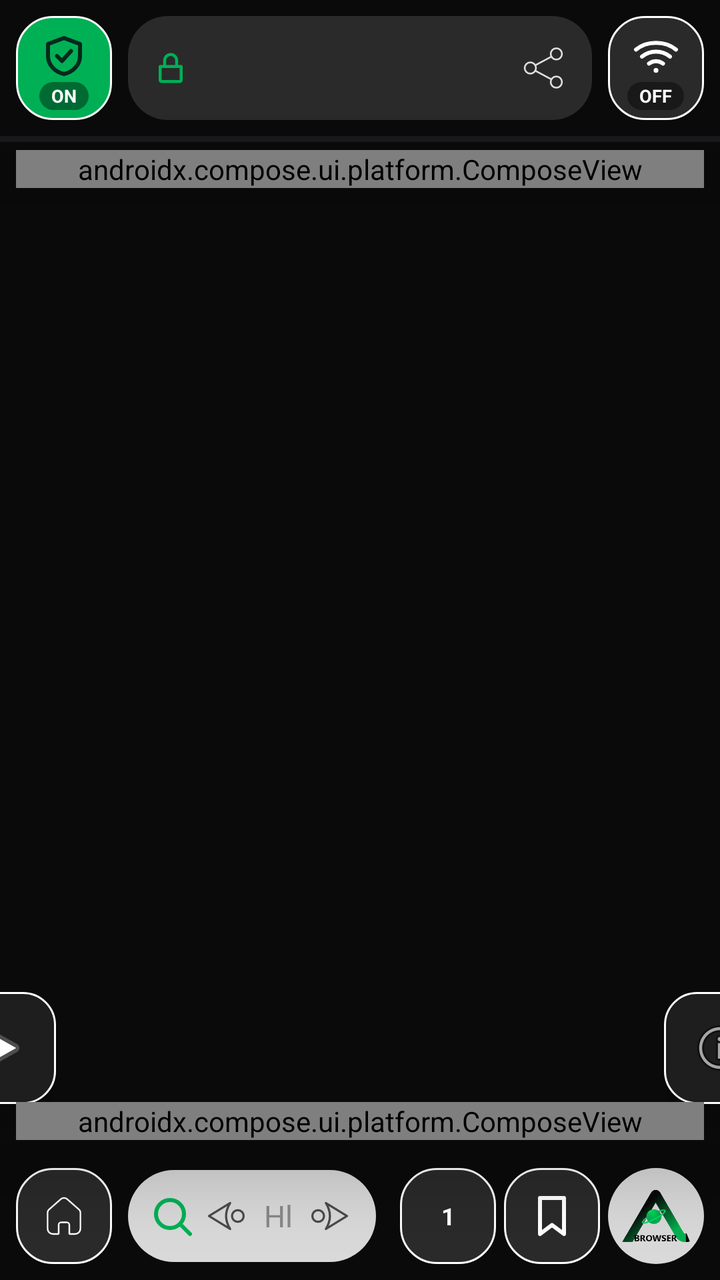
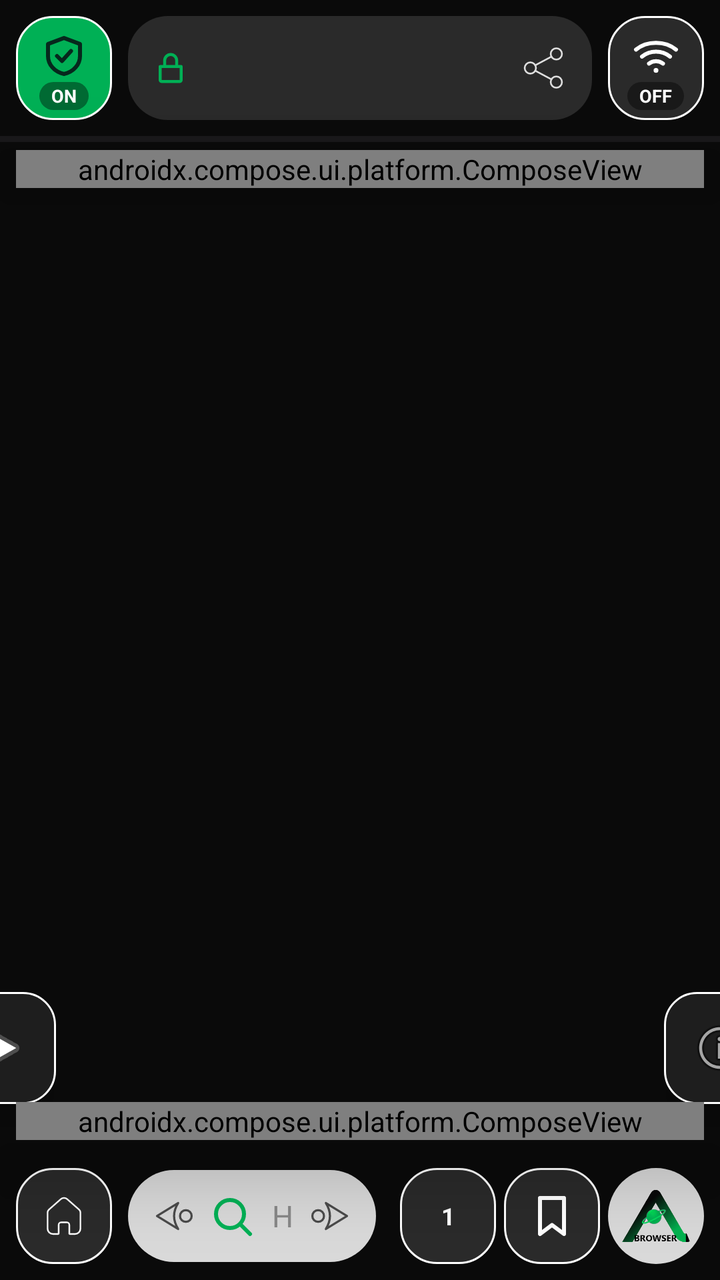

An Android layout rendered at two revisions. The XML below is the earlier revision; the diff shows what the commit changed to produce the second picture.
<!-- AndroidManifest.xml: application theme Theme.ActimelTeamBrowser -->
<!-- res/layout/activity_main.xml -->
<?xml version="1.0" encoding="utf-8"?>
<androidx.constraintlayout.widget.ConstraintLayout xmlns:android="http://schemas.android.com/apk/res/android"
    xmlns:app="http://schemas.android.com/apk/res-auto"
    android:id="@+id/root"
    android:focusable="true"
    android:focusableInTouchMode="true"
    android:layout_width="match_parent"
    android:layout_height="match_parent"
    android:background="#0A0A0A">

    
    <LinearLayout
        android:id="@+id/topBar"
        android:layout_width="0dp"
        android:layout_height="wrap_content"
        android:orientation="horizontal"
        android:gravity="center_vertical"
        android:padding="8dp"
        android:background="@android:color/transparent"
        android:elevation="12dp"
        app:layout_constraintTop_toTopOf="parent"
        app:layout_constraintStart_toStartOf="parent"
        app:layout_constraintEnd_toEndOf="parent">

        
        <FrameLayout
            android:id="@+id/btnAdBlock"
            android:layout_width="48dp"
            android:layout_height="52dp"
            android:background="@drawable/btn_adblock_on"
            android:clickable="true"
            android:focusable="true"
            android:contentDescription="AdBlock">

            <ImageView
                android:id="@+id/ivAdBlock"
                android:layout_width="24dp"
                android:layout_height="24dp"
                android:layout_gravity="center_horizontal"
                android:layout_marginTop="8dp"
                android:src="@drawable/ic_shield_check"/>

            <TextView
                android:id="@+id/tvAdBlockState"
                android:layout_width="wrap_content"
                android:layout_height="14dp"
                android:layout_gravity="center_horizontal|bottom"
                android:layout_marginBottom="5dp"
                android:background="@drawable/bg_badge"
                android:gravity="center"
                android:paddingHorizontal="6dp"
                android:text="ON"
                android:textColor="#FFFFFF"
                android:textSize="9sp"
                android:textStyle="bold"/>
        </FrameLayout>

        
        <LinearLayout
            android:id="@+id/urlContainer"
            android:layout_width="0dp"
            android:layout_height="52dp"
            android:layout_weight="1"
            android:layout_marginHorizontal="8dp"
            android:orientation="horizontal"
            android:gravity="center_vertical"
            android:background="@drawable/bg_url_dark"
            android:addStatesFromChildren="true"
            android:paddingHorizontal="12dp">

            
            <FrameLayout
                android:layout_width="36dp"
                android:layout_height="40dp"
                android:layout_marginStart="-9dp">

                <ImageView
                    android:id="@+id/ivUrlLock"
                    android:layout_width="match_parent"
                    android:layout_height="match_parent"
                    android:padding="9dp"
                    android:scaleType="fitCenter"
                    android:clickable="true"
                    android:focusable="true"
                    android:contentDescription="Informace o stránce"
                    android:src="@drawable/ic_lock"/>

                
                <View
                    android:id="@+id/vUrlLockDot"
                    android:layout_width="8dp"
                    android:layout_height="8dp"
                    android:layout_gravity="top|end"
                    android:layout_marginTop="6dp"
                    android:layout_marginEnd="4dp"
                    android:visibility="gone"/>
            </FrameLayout>

            <EditText
                android:id="@+id/etTopUrl"
                android:layout_width="0dp"
                android:layout_height="match_parent"
                android:layout_weight="1"
                android:background="@null"
                android:textColor="#FFFFFF"
                android:textStyle="bold"
                android:textSize="14sp"
                android:singleLine="true"
                android:paddingHorizontal="8dp"/>

            
            <ImageView
                android:id="@+id/ivUrlShare"
                android:layout_width="46dp"
                android:layout_height="48dp"
                android:layout_marginEnd="-11dp"
                android:padding="10dp"
                android:alpha="0.85"
                android:scaleType="fitCenter"
                android:clickable="true"
                android:focusable="true"
                android:contentDescription="Sdílet"
                android:src="@drawable/ic_share_url"/>
        </LinearLayout>

        
        <FrameLayout
            android:id="@+id/btnVpn"
            android:layout_width="48dp"
            android:layout_height="52dp"
            android:background="@drawable/btn_circle_dark"
            android:clickable="true"
            android:focusable="true"
            android:contentDescription="VPN">

            <ImageView
                android:id="@+id/ivVpn"
                android:layout_width="24dp"
                android:layout_height="24dp"
                android:layout_gravity="center_horizontal"
                android:layout_marginTop="8dp"
                android:src="@drawable/ic_wifi"/>

            <TextView
                android:id="@+id/tvVpnState"
                android:layout_width="wrap_content"
                android:layout_height="14dp"
                android:layout_gravity="center_horizontal|bottom"
                android:layout_marginBottom="5dp"
                android:background="@drawable/bg_badge"
                android:gravity="center"
                android:paddingHorizontal="6dp"
                android:text="OFF"
                android:textColor="#FFFFFF"
                android:textSize="9sp"
                android:textStyle="bold"/>
        </FrameLayout>
    </LinearLayout>

    <ProgressBar
        android:id="@+id/progressBar"
        style="?android:attr/progressBarStyleHorizontal"
        android:layout_width="0dp"
        android:layout_height="3dp"
        app:layout_constraintTop_toBottomOf="@id/topBar"
        app:layout_constraintStart_toStartOf="parent"
        app:layout_constraintEnd_toEndOf="parent"/>

    <FrameLayout
        android:id="@+id/webContainer"
        android:layout_width="0dp"
        android:layout_height="0dp"
        app:layout_constraintTop_toTopOf="parent"
        app:layout_constraintBottom_toBottomOf="parent"
        app:layout_constraintStart_toStartOf="parent"
        app:layout_constraintEnd_toEndOf="parent"/>

    
    <ImageButton
        android:id="@+id/btnSideLeftMain"
        android:layout_width="56dp"
        android:layout_height="56dp"
        android:background="@drawable/side_button_bg"
        android:src="@android:drawable/ic_media_play"
        android:elevation="8dp"
        android:translationX="-28dp"
        app:layout_constraintBottom_toTopOf="@id/bottomBar"
        app:layout_constraintStart_toStartOf="parent"
        android:layout_marginBottom="24dp"/>

    <ImageButton
        android:id="@+id/btnSideRightMain"
        android:layout_width="56dp"
        android:layout_height="56dp"
        android:background="@drawable/side_button_bg"
        android:src="@android:drawable/ic_menu_info_details"
        android:elevation="8dp"
        android:translationX="28dp"
        app:layout_constraintBottom_toTopOf="@id/bottomBar"
        app:layout_constraintEnd_toEndOf="parent"
        android:layout_marginBottom="24dp"/>

    
    <androidx.compose.ui.platform.ComposeView
        android:id="@+id/suggestionsTopView"
        android:layout_width="0dp"
        android:layout_height="wrap_content"
        android:layout_marginHorizontal="8dp"
        android:layout_marginTop="4dp"
        android:elevation="20dp"
        app:layout_constraintTop_toBottomOf="@id/progressBar"
        app:layout_constraintStart_toStartOf="parent"
        app:layout_constraintEnd_toEndOf="parent"/>

    
    <androidx.compose.ui.platform.ComposeView
        android:id="@+id/suggestionsView"
        android:layout_width="0dp"
        android:layout_height="wrap_content"
        android:layout_marginHorizontal="8dp"
        android:layout_marginBottom="6dp"
        android:elevation="20dp"
        app:layout_constraintBottom_toTopOf="@id/bottomBar"
        app:layout_constraintStart_toStartOf="parent"
        app:layout_constraintEnd_toEndOf="parent"/>

    
    <LinearLayout
        android:id="@+id/bottomBar"
        android:layout_width="0dp"
        android:layout_height="wrap_content"
        android:orientation="horizontal"
        android:gravity="center_vertical"
        android:padding="8dp"
        android:background="@android:color/transparent"
        android:elevation="16dp"
        app:layout_constraintBottom_toBottomOf="parent"
        app:layout_constraintStart_toStartOf="parent"
        app:layout_constraintEnd_toEndOf="parent">

        
        
        <FrameLayout
            android:id="@+id/btnHome"
            android:layout_width="48dp"
            android:layout_height="48dp"
            android:background="@drawable/btn_circle_dark"
            android:clickable="true"
            android:focusable="true"
            android:contentDescription="Domu">

            <ImageView
                android:id="@+id/ivHome"
                android:layout_width="24dp"
                android:layout_height="24dp"
                android:layout_gravity="center"
                android:src="@drawable/ic_home"/>

            <ImageView
                android:id="@+id/ivHomeGreen"
                android:layout_width="24dp"
                android:layout_height="24dp"
                android:layout_gravity="center"
                android:src="@drawable/ic_home_filled"
                android:tint="#00B055"
                android:visibility="invisible"/>
        </FrameLayout>

        
        <FrameLayout
            android:layout_width="0dp"
            android:layout_height="46dp"
            android:layout_weight="1"
            android:layout_marginHorizontal="8dp">

            <EditText
                android:id="@+id/etSearchMain"
                android:layout_width="match_parent"
                android:layout_height="match_parent"
                android:background="@drawable/bg_search_white"
                android:hint="Hledat"
                android:textColor="#000000"
                android:textColorHint="#888888"
                android:paddingStart="10dp"
                android:paddingEnd="42dp"
                android:drawableStart="@drawable/ic_search"
                android:drawablePadding="34dp"
                android:singleLine="true"
                android:textSize="15sp"/>

            <FrameLayout
                android:id="@+id/btnNavBack"
                android:layout_width="30dp"
                android:layout_height="match_parent"
                android:layout_gravity="start|center_vertical"
                android:layout_marginStart="34dp"
                android:clickable="true"
                android:focusable="true"
                android:contentDescription="Zpět">
                <ImageView
                    android:layout_width="20dp"
                    android:layout_height="20dp"
                    android:layout_gravity="center"
                    android:src="@drawable/ic_nav_back"/>
                <ImageView
                    android:id="@+id/ivNavBackFill"
                    android:layout_width="20dp"
                    android:layout_height="20dp"
                    android:layout_gravity="center"
                    android:src="@drawable/ic_nav_back_filled"
                    android:visibility="invisible"/>
            </FrameLayout>

            <FrameLayout
                android:id="@+id/btnNavForward"
                android:layout_width="34dp"
                android:layout_height="match_parent"
                android:layout_gravity="end|center_vertical"
                android:layout_marginEnd="6dp"
                android:clickable="true"
                android:focusable="true"
                android:contentDescription="Vpřed">
                <ImageView
                    android:layout_width="20dp"
                    android:layout_height="20dp"
                    android:layout_gravity="center"
                    android:scaleX="-1"
                    android:src="@drawable/ic_nav_back"/>
                <ImageView
                    android:id="@+id/ivNavForwardFill"
                    android:layout_width="20dp"
                    android:layout_height="20dp"
                    android:layout_gravity="center"
                    android:scaleX="-1"
                    android:src="@drawable/ic_nav_back_filled"
                    android:visibility="invisible"/>
            </FrameLayout>
        </FrameLayout>

        
        
        <FrameLayout
            android:id="@+id/btnTabs"
            android:layout_width="48dp"
            android:layout_height="48dp"
            android:layout_marginStart="4dp"
            android:background="@drawable/btn_circle_dark"
            android:clickable="true"
            android:focusable="true"
            android:contentDescription="Karty">

            <TextView
                android:id="@+id/tvTabCount"
                android:layout_width="24dp"
                android:layout_height="24dp"
                android:layout_gravity="center"
                android:gravity="center"
                android:text="1"
                android:textColor="#FFFFFF"
                android:textSize="12sp"
                android:textStyle="bold"/>
        </FrameLayout>

        
        <FrameLayout
            android:id="@+id/btnBookmarks"
            android:layout_width="48dp"
            android:layout_height="48dp"
            android:layout_marginStart="4dp"
            android:background="@drawable/btn_circle_dark"
            android:clickable="true"
            android:focusable="true"
            android:contentDescription="Zalozky">

            <ImageView
                android:id="@+id/ivBookmarks"
                android:layout_width="24dp"
                android:layout_height="24dp"
                android:layout_gravity="center"
                android:src="@drawable/ic_bookmark"/>
        </FrameLayout>

        <ImageButton
            android:id="@+id/btnSettings"
            android:layout_width="48dp"
            android:layout_height="48dp"
            android:layout_marginStart="4dp"
            android:background="@drawable/bg_search_white"
            android:padding="7dp"
            android:scaleType="fitCenter"
            android:src="@drawable/asap_logo"
            android:contentDescription="Nastaveni"/>
    </LinearLayout>

    
    <androidx.compose.ui.platform.ComposeView
        android:id="@+id/gestureView"
        android:layout_width="0dp"
        android:layout_height="0dp"
        android:elevation="35dp"
        android:visibility="gone"
        app:layout_constraintTop_toTopOf="parent"
        app:layout_constraintBottom_toBottomOf="parent"
        app:layout_constraintStart_toStartOf="parent"
        app:layout_constraintEnd_toEndOf="parent"/>

    
    <androidx.compose.ui.platform.ComposeView
        android:id="@+id/tabsView"
        android:layout_width="0dp"
        android:layout_height="0dp"
        android:elevation="40dp"
        android:visibility="gone"
        app:layout_constraintTop_toTopOf="parent"
        app:layout_constraintBottom_toBottomOf="parent"
        app:layout_constraintStart_toStartOf="parent"
        app:layout_constraintEnd_toEndOf="parent"/>

</androidx.constraintlayout.widget.ConstraintLayout>
<!-- resources referenced by this layout -->
<resources>
  <!-- drawable bg_badge (drawable) -->
  <?xml version="1.0" encoding="utf-8"?>
  <shape xmlns:android="http://schemas.android.com/apk/res/android" android:shape="rectangle">
      <solid android:color="#66000000"/>
      <corners android:radius="8dp"/>
  </shape>
  <!-- drawable btn_adblock_on (drawable) -->
  <?xml version="1.0" encoding="utf-8"?>
  <shape xmlns:android="http://schemas.android.com/apk/res/android" android:shape="rectangle">
      <solid android:color="#00B055"/>
      <corners android:radius="18dp"/>
      <stroke android:width="1dp" android:color="#FFFFFF"/>
  </shape>
  <!-- drawable btn_circle_dark (drawable) -->
  <?xml version="1.0" encoding="utf-8"?>
  <shape xmlns:android="http://schemas.android.com/apk/res/android" android:shape="rectangle">
      <solid android:color="#2A2A2A"/>
      <corners android:radius="18dp"/>
      <stroke android:width="1dp" android:color="#FFFFFF"/>
  </shape>
  <!-- drawable ic_bookmark (drawable) -->
  <?xml version="1.0" encoding="utf-8"?>
  <vector xmlns:android="http://schemas.android.com/apk/res/android"
      android:width="24dp"
      android:height="24dp"
      android:viewportWidth="24"
      android:viewportHeight="24">
      <path
          android:pathData="M6,3 L18,3 L18,21 L12,16.5 L6,21 Z"
          android:strokeColor="#FFFFFF"
          android:strokeWidth="2"
          android:strokeLineCap="round"
          android:strokeLineJoin="round"/>
  </vector>
  <!-- drawable ic_search (drawable) -->
  <?xml version="1.0" encoding="utf-8"?>
  <vector xmlns:android="http://schemas.android.com/apk/res/android"
      android:width="24dp"
      android:height="24dp"
      android:viewportWidth="24"
      android:viewportHeight="24">
      <path
          android:pathData="M11,4 A7,7 0 1,0 11,18 A7,7 0 1,0 11,4 Z"
          android:strokeColor="#00B055"
          android:strokeWidth="2"
          android:strokeLineCap="round"
          android:strokeLineJoin="round"/>
      <path
          android:pathData="M16.5,16.5 L21,21"
          android:strokeColor="#00B055"
          android:strokeWidth="2"
          android:strokeLineCap="round"
          android:strokeLineJoin="round"/>
  </vector>
  <!-- drawable ic_shield_check (drawable) -->
  <?xml version="1.0" encoding="utf-8"?>
  <vector xmlns:android="http://schemas.android.com/apk/res/android"
      android:width="24dp"
      android:height="24dp"
      android:viewportWidth="24"
      android:viewportHeight="24">
      <path
          android:pathData="M12,3 L20,6 L20,12 C20,16.5 16.5,20 12,21 C7.5,20 4,16.5 4,12 L4,6 Z"
          android:strokeColor="#06281D"
          android:strokeWidth="2"
          android:strokeLineCap="round"
          android:strokeLineJoin="round"/>
      <path
          android:pathData="M8.5,12 L11,14.5 L15.5,9.5"
          android:strokeColor="#06281D"
          android:strokeWidth="2"
          android:strokeLineCap="round"
          android:strokeLineJoin="round"/>
  </vector>
  <!-- drawable side_button_bg (drawable) -->
  <?xml version="1.0" encoding="utf-8"?>
  <shape xmlns:android="http://schemas.android.com/apk/res/android" android:shape="rectangle">
      <solid android:color="#1E1E1E"/>
      <corners android:radius="16dp"/>
      <stroke android:width="1dp" android:color="#FFFFFF"/>
  </shape>
  <style name="Theme.ActimelTeamBrowser" parent="Base.Theme.ActimelTeamBrowser" />
  <style name="Base.Theme.ActimelTeamBrowser" parent="Theme.Material3.DayNight.NoActionBar">
          
          <item name="android:windowSplashScreenAnimatedIcon">@android:color/transparent</item>
          <item name="android:windowSplashScreenBackground">@android:color/black</item>
          
          
      </style>
  <!-- unchanged entries left out for length: 10 -->
</resources>

<!-- the commit's change to res/layout/activity_main.xml (unified diff, before → after) -->
@@ -281,23 +281,24 @@
                 android:hint="Hledat"
                 android:textColor="#000000"
                 android:textColorHint="#888888"
-                android:paddingStart="10dp"
+                android:paddingStart="40dp"
                 android:paddingEnd="42dp"
                 android:drawableStart="@drawable/ic_search"
-                android:drawablePadding="34dp"
+                android:drawablePadding="8dp"
                 android:singleLine="true"
                 android:textSize="15sp"/>
 
             <FrameLayout
                 android:id="@+id/btnNavBack"
-                android:layout_width="30dp"
+                android:layout_width="34dp"
                 android:layout_height="match_parent"
                 android:layout_gravity="start|center_vertical"
-                android:layout_marginStart="34dp"
+                android:layout_marginStart="6dp"
                 android:clickable="true"
                 android:focusable="true"
                 android:contentDescription="Zpět">
                 <ImageView
+                    android:id="@+id/ivNavBack"
                     android:layout_width="20dp"
                     android:layout_height="20dp"
                     android:layout_gravity="center"
@@ -321,6 +322,7 @@
                 android:focusable="true"
                 android:contentDescription="Vpřed">
                 <ImageView
+                    android:id="@+id/ivNavForward"
                     android:layout_width="20dp"
                     android:layout_height="20dp"
                     android:layout_gravity="center"
